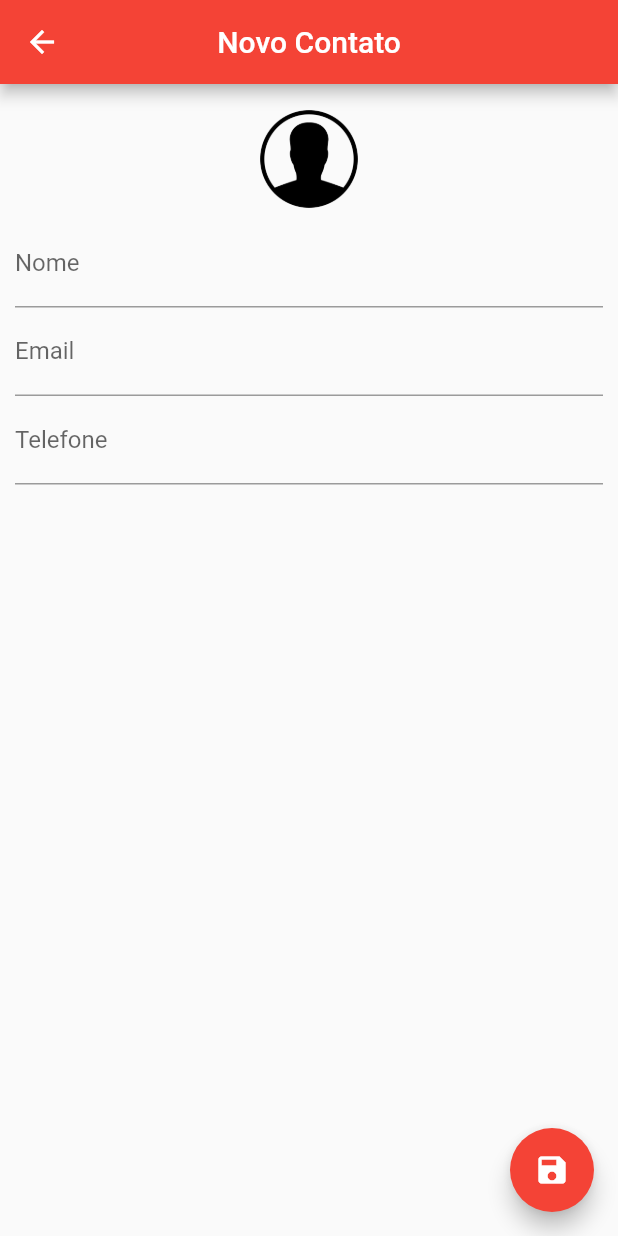
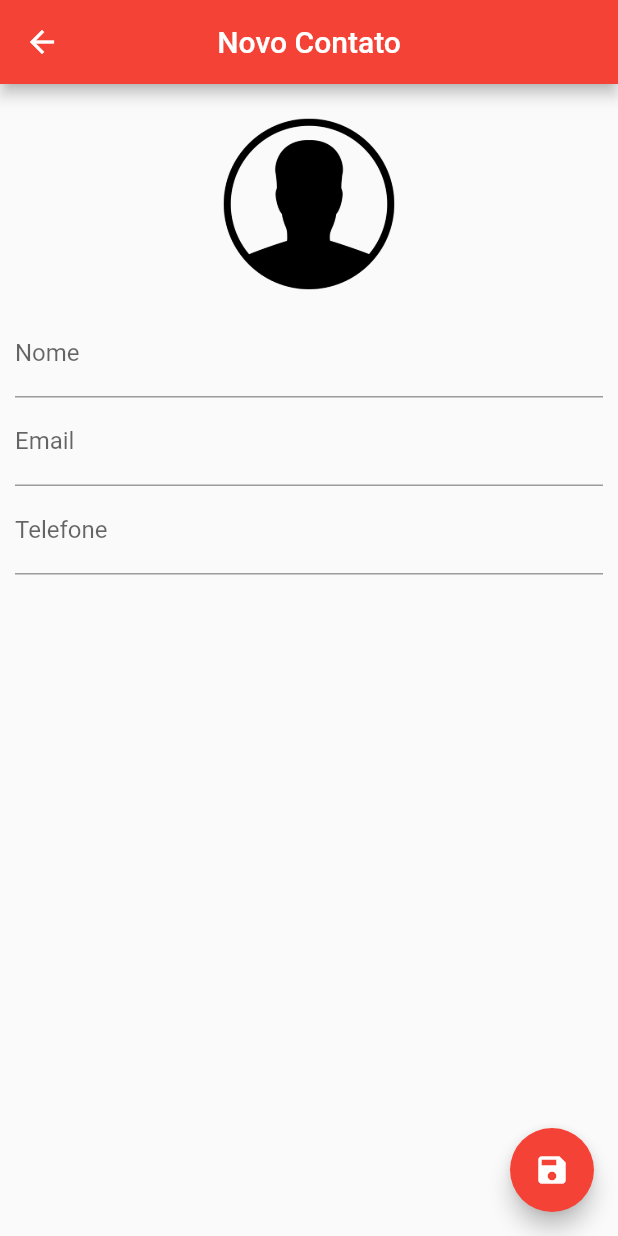
Before and after one commit to GnadtFernando/ListaContatoSqflite3.3.4, a Flutter app: the ContactPage screen opened directly, on a phone screen of 412 x 824 dp. Run offline on Flutter 3.47's test engine with Material 2 defaults, Android fonts, the phone set to English and light mode, and no system bars; our stand-ins replace image_picker, sqflite; accounts and stored records are empty.

Commit message:
fix contact image

```diff
--- a/lib/ui/contact_page.dart
+++ b/lib/ui/contact_page.dart
@@ -73,8 +73,8 @@ class _ContactPageState extends State<ContactPage> {
                   });
                 },
                 child: Container(
-                  height: 80.0,
-                  width: 80.0,
+                  height: 140.0,
+                  width: 140.0,
                   decoration: BoxDecoration(
                     shape: BoxShape.circle,
                     image: DecorationImage(
```
